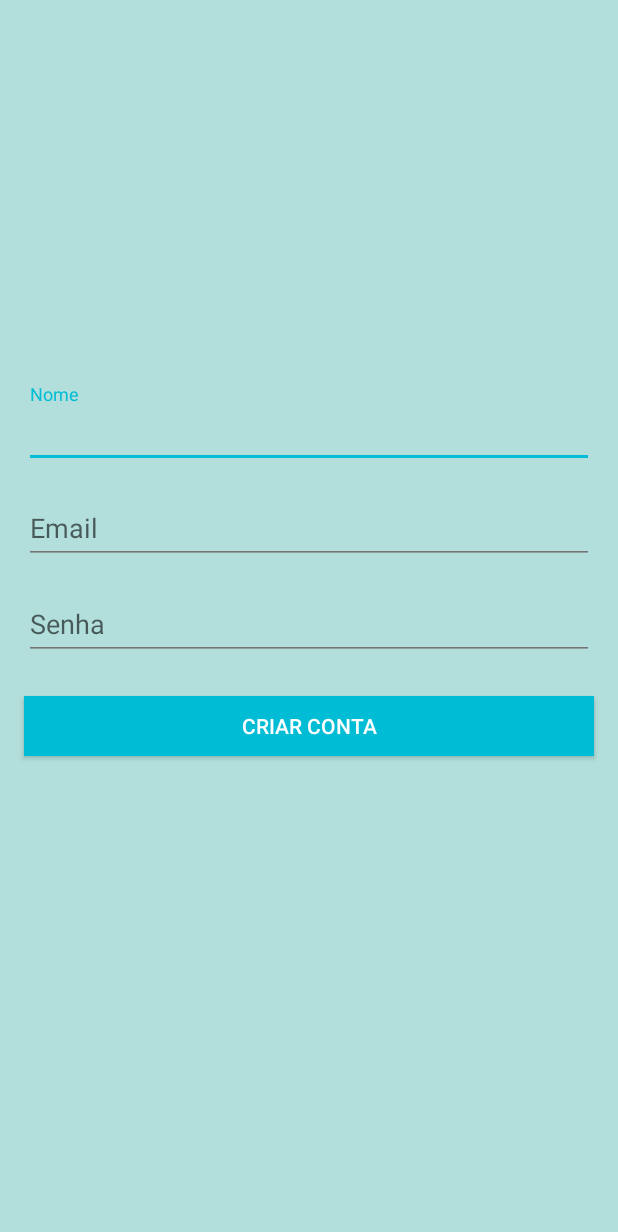
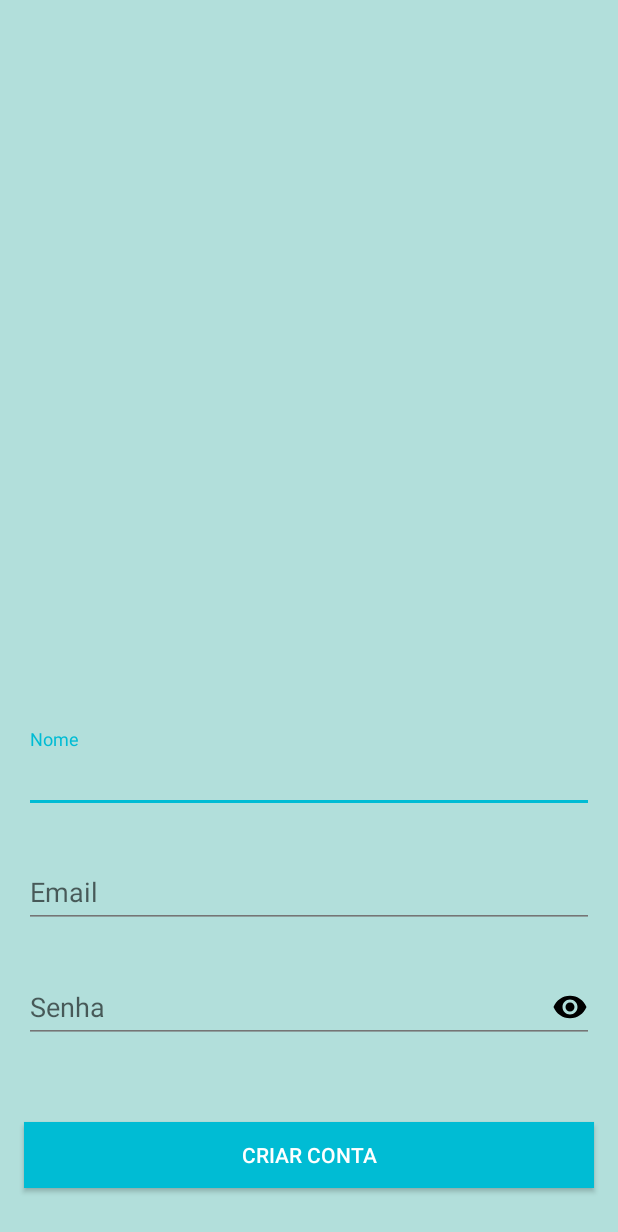
Before and after one commit to FelipeGaleote/AndroidRestaurante, an Android app: the layout fragment_sign_up.xml on its own in the app's theme, with its tools: preview values and no code run, on a phone screen of 412 x 824 dp. Shown: the top 1232 px of the screen. Run offline under Robolectric (Android 15) with nearby library versions, the phone set to English and light mode, and no system bars.

Commit message:
Passa a tela de cadastro de conta para fragment

```diff
--- a/app/build.gradle
+++ b/app/build.gradle
@@ -32,6 +32,7 @@ dependencies {
     implementation "com.android.support:appcompat-v7:$versao_appcompat"
     implementation 'com.android.support.constraint:constraint-layout:1.1.3'
     implementation "com.android.support:support-v4:$versao_appcompat"
+    implementation 'com.android.support:support-v4:27.1.1'
     testImplementation 'junit:junit:4.12'
     androidTestImplementation 'com.android.support.test:runner:1.0.2'
     androidTestImplementation 'com.android.support.test.espresso:espresso-core:3.0.2'
--- a/app/src/main/AndroidManifest.xml
+++ b/app/src/main/AndroidManifest.xml
@@ -27,11 +27,6 @@
             android:screenOrientation="portrait"
             android:theme="@style/FullscreenTheme"/>
         <activity
-            android:name=".presentation.activity.CadastroActivity"
-            android:label="@string/cadastrar_conta"
-            android:parentActivityName=".presentation.activity.AuthenticationActivity"
-            android:screenOrientation="portrait" />
-        <activity
             android:name=".presentation.activity.MainActivity"
             android:screenOrientation="portrait"/>
     </application>
--- a/app/src/main/java/com/perrest/restaurante/sincpedidos/presentation/activity/AuthenticationActivity.java
+++ b/app/src/main/java/com/perrest/restaurante/sincpedidos/presentation/activity/AuthenticationActivity.java
@@ -5,6 +5,7 @@ import android.support.v7.app.AppCompatActivity;
 
 import com.perrest.restaurante.sincpedidos.R;
 import com.perrest.restaurante.sincpedidos.presentation.fragment.LoginFragment;
+import com.perrest.restaurante.sincpedidos.presentation.fragment.SignUpFragment;
 
 import butterknife.ButterKnife;
 
@@ -17,8 +18,9 @@ public class AuthenticationActivity extends AppCompatActivity{
         ButterKnife.bind(this);
 
         LoginFragment loginFragment = new LoginFragment();
+        SignUpFragment signUpFragment = new SignUpFragment();
 
         getSupportFragmentManager().beginTransaction()
-                .add(R.id.fragment_container,loginFragment).commit();
+                .add(R.id.fragment_container,signUpFragment).commit();
     }
 }
--- a/app/src/main/java/com/perrest/restaurante/sincpedidos/presentation/fragment/LoginFragment.java
+++ b/app/src/main/java/com/perrest/restaurante/sincpedidos/presentation/fragment/LoginFragment.java
@@ -17,7 +17,6 @@ import android.widget.ImageView;
 import android.widget.Toast;
 
 import com.perrest.restaurante.sincpedidos.R;
-import com.perrest.restaurante.sincpedidos.presentation.activity.CadastroActivity;
 import com.perrest.restaurante.sincpedidos.presentation.activity.MainActivity;
 import com.perrest.restaurante.sincpedidos.presentation.presenter.LoginPresenter;
 import com.perrest.restaurante.sincpedidos.presentation.view_interface.LoginView;
@@ -88,8 +87,7 @@ public class LoginFragment extends Fragment implements LoginView {
 
     @OnClick(R.id.login_cadastrar_btn)
     protected void goToCreateAccountActivity(){
-        Intent intent = new Intent(getContext(),CadastroActivity.class);
-        startActivity(intent);
+
     }
 
     @OnClick(R.id.login_logar_btn)
--- a/app/src/main/res/layout/activity_cadastro.xml
+++ b/app/src/main/res/layout/fragment_sign_up.xml
@@ -4,17 +4,18 @@
     xmlns:tools="http://schemas.android.com/tools"
     android:layout_width="match_parent"
     android:layout_height="match_parent"
-    tools:context=".presentation.activity.CadastroActivity"
-    android:background="@color/colorPrimaryLight">
+    android:background="@color/colorPrimaryLight"
+    tools:context=".presentation.fragment.SignUpFragment">
+
 
     <android.support.design.widget.TextInputLayout
-        android:id="@+id/cadastro_nome_input_layout"
+        android:id="@+id/signup_name_input_layout"
         android:layout_width="match_parent"
         android:layout_height="wrap_content"
-        app:layout_constraintBottom_toTopOf="@id/cadastro_email_input_layout"
+        app:layout_constraintBottom_toTopOf="@id/signup_email_input_layout"
         android:layout_marginStart="16dp"
         android:layout_marginEnd="16dp"
-        android:layout_marginBottom="8dp">
+        app:errorEnabled="true">
         <android.support.design.widget.TextInputEditText
             android:layout_width="match_parent"
             android:layout_height="wrap_content"
@@ -23,13 +24,13 @@
     </android.support.design.widget.TextInputLayout>
 
     <android.support.design.widget.TextInputLayout
-        android:id="@+id/cadastro_email_input_layout"
+        android:id="@+id/signup_email_input_layout"
         android:layout_width="match_parent"
         android:layout_height="wrap_content"
-        app:layout_constraintBottom_toTopOf="@id/cadastro_senha_input_layout"
+        app:layout_constraintBottom_toTopOf="@id/signup_password_input_layout"
         android:layout_marginStart="16dp"
         android:layout_marginEnd="16dp"
-        android:layout_marginBottom="8dp">
+        app:errorEnabled="true">
         <android.support.design.widget.TextInputEditText
             android:layout_width="match_parent"
             android:layout_height="wrap_content"
@@ -37,34 +38,52 @@
             android:hint="@string/email"/>
     </android.support.design.widget.TextInputLayout>
 
+    <FrameLayout
+        android:layout_width="wrap_content"
+        android:layout_height="wrap_content"
+        app:layout_constraintTop_toTopOf="@id/signup_password_input_layout"
+        app:layout_constraintEnd_toEndOf="@id/signup_password_input_layout"
+        android:layout_marginTop="16dp"
+        android:elevation="4dp">
+        <ImageView
+            android:id="@+id/signup_show_password_button"
+            android:layout_width="wrap_content"
+            android:layout_height="wrap_content"
+            android:padding="4dp"
+            android:src="@drawable/ic_show_password"/>
+
+    </FrameLayout>
+
     <android.support.design.widget.TextInputLayout
-        android:id="@+id/cadastro_senha_input_layout"
+        android:id="@+id/signup_password_input_layout"
         android:layout_width="match_parent"
         android:layout_height="wrap_content"
-        app:layout_constraintTop_toTopOf="parent"
-        app:layout_constraintBottom_toBottomOf="parent"
+        app:layout_constraintBottom_toTopOf="@id/signup_signup_btn"
         android:layout_marginStart="16dp"
-        android:layout_marginEnd="16dp">
+        android:layout_marginEnd="16dp"
+        android:layout_marginBottom="32dp"
+        app:errorEnabled="true">
         <android.support.design.widget.TextInputEditText
             android:layout_width="match_parent"
             android:layout_height="wrap_content"
             android:singleLine="true"
-            android:hint="@string/senha"/>
+            android:hint="@string/senha"
+            android:inputType="textPassword"/>
     </android.support.design.widget.TextInputLayout>
 
     <Button
-        android:id="@+id/cadastro_logar_btn"
+        android:id="@+id/signup_signup_btn"
         android:layout_width="match_parent"
-        android:layout_height="40dp"
-        app:layout_constraintTop_toBottomOf="@id/cadastro_senha_input_layout"
+        android:layout_height="44dp"
         app:layout_constraintStart_toStartOf="parent"
         app:layout_constraintEnd_toEndOf="parent"
+        app:layout_constraintBottom_toBottomOf="parent"
         android:layout_marginStart="16dp"
         android:layout_marginEnd="16dp"
-        android:layout_marginTop="24dp"
+        android:layout_marginBottom="32dp"
         android:padding="6dp"
         android:background="@color/colorAccent"
         android:text="@string/cadastrar_conta"
-        android:textColor="@color/colorTextIcons"/>
+        android:textColor="@color/colorTextIcons" />
 
 </android.support.constraint.ConstraintLayout>
```
Also changed, not shown: app/src/main/java/com/perrest/restaurante/sincpedidos/presentation/activity/CadastroActivity.java (deleted, +0 -23 lines), app/src/main/java/com/perrest/restaurante/sincpedidos/presentation/fragment/SignUpFragment.java (added, +30 -0 lines).
